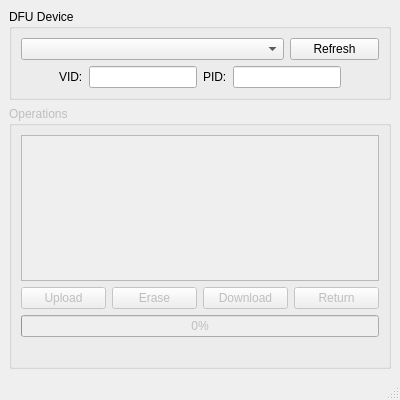
Qt form STM32_DFU_Bootloader/mainwindow.ui (KuprinIV/STM32_DFU_Booloader-program) before a commit.
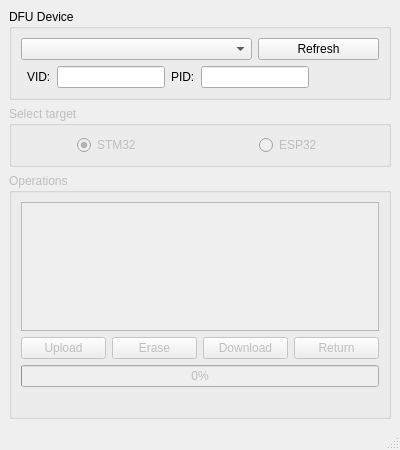
The same form after that commit. Icons and pictures are not drawn.

What changed in the file:
```diff
--- a/STM32_DFU_Bootloader/mainwindow.ui
+++ b/STM32_DFU_Bootloader/mainwindow.ui
@@ -7,19 +7,25 @@
     <x>0</x>
     <y>0</y>
     <width>400</width>
-    <height>400</height>
+    <height>450</height>
    </rect>
   </property>
+  <property name="sizePolicy">
+   <sizepolicy hsizetype="Preferred" vsizetype="Preferred">
+    <horstretch>0</horstretch>
+    <verstretch>0</verstretch>
+   </sizepolicy>
+  </property>
   <property name="minimumSize">
    <size>
     <width>400</width>
-    <height>400</height>
+    <height>450</height>
    </size>
   </property>
   <property name="maximumSize">
    <size>
     <width>400</width>
-    <height>400</height>
+    <height>511</height>
    </size>
   </property>
   <property name="windowTitle">
@@ -33,114 +39,7 @@
    <layout class="QGridLayout" name="gridLayout_2">
     <item row="0" column="0">
      <layout class="QGridLayout" name="gridLayout">
-      <item row="0" column="0">
-       <widget class="QGroupBox" name="dfuDevsGB">
-        <property name="sizePolicy">
-         <sizepolicy hsizetype="Preferred" vsizetype="Minimum">
-          <horstretch>0</horstretch>
-          <verstretch>0</verstretch>
-         </sizepolicy>
-        </property>
-        <property name="title">
-         <string>DFU Device</string>
-        </property>
-        <layout class="QGridLayout" name="gridLayout_4">
-         <item row="0" column="0">
-          <layout class="QGridLayout" name="gridLayout_3">
-           <item row="2" column="4" colspan="3" alignment="Qt::AlignRight">
-            <widget class="QLabel" name="label_2">
-             <property name="sizePolicy">
-              <sizepolicy hsizetype="Fixed" vsizetype="Preferred">
-               <horstretch>0</horstretch>
-               <verstretch>0</verstretch>
-              </sizepolicy>
-             </property>
-             <property name="text">
-              <string>PID:</string>
-             </property>
-            </widget>
-           </item>
-           <item row="2" column="0">
-            <spacer name="horizontalSpacer">
-             <property name="orientation">
-              <enum>Qt::Horizontal</enum>
-             </property>
-             <property name="sizeHint" stdset="0">
-              <size>
-               <width>40</width>
-               <height>20</height>
-              </size>
-             </property>
-            </spacer>
-           </item>
-           <item row="2" column="1" colspan="2" alignment="Qt::AlignRight">
-            <widget class="QLabel" name="label">
-             <property name="sizePolicy">
-              <sizepolicy hsizetype="Fixed" vsizetype="Preferred">
-               <horstretch>0</horstretch>
-               <verstretch>0</verstretch>
-              </sizepolicy>
-             </property>
-             <property name="text">
-              <string>VID:</string>
-             </property>
-            </widget>
-           </item>
-           <item row="2" column="7" colspan="2">
-            <widget class="QLineEdit" name="pidLE">
-             <property name="sizePolicy">
-              <sizepolicy hsizetype="Minimum" vsizetype="Fixed">
-               <horstretch>0</horstretch>
-               <verstretch>0</verstretch>
-              </sizepolicy>
-             </property>
-             <property name="readOnly">
-              <bool>true</bool>
-             </property>
-            </widget>
-           </item>
-           <item row="2" column="3">
-            <widget class="QLineEdit" name="vidLE">
-             <property name="sizePolicy">
-              <sizepolicy hsizetype="Minimum" vsizetype="Fixed">
-               <horstretch>0</horstretch>
-               <verstretch>0</verstretch>
-              </sizepolicy>
-             </property>
-             <property name="readOnly">
-              <bool>true</bool>
-             </property>
-            </widget>
-           </item>
-           <item row="2" column="9">
-            <spacer name="horizontalSpacer_3">
-             <property name="orientation">
-              <enum>Qt::Horizontal</enum>
-             </property>
-             <property name="sizeHint" stdset="0">
-              <size>
-               <width>40</width>
-               <height>20</height>
-              </size>
-             </property>
-            </spacer>
-           </item>
-           <item row="1" column="8" colspan="2">
-            <widget class="QPushButton" name="usbDevListRefreshBtn">
-             <property name="text">
-              <string>Refresh</string>
-             </property>
-            </widget>
-           </item>
-           <item row="1" column="0" colspan="8">
-            <widget class="QComboBox" name="deviceListCB"/>
-           </item>
-          </layout>
-         </item>
-        </layout>
-       </widget>
-      </item>
-      <item row="1" column="0">
+      <item row="3" column="0" colspan="2">
        <widget class="QGroupBox" name="operationsGB">
         <property name="enabled">
          <bool>false</bool>
@@ -220,6 +119,146 @@
         </layout>
        </widget>
       </item>
+      <item row="0" column="0" colspan="2">
+       <widget class="QGroupBox" name="dfuDevsGB">
+        <property name="sizePolicy">
+         <sizepolicy hsizetype="Preferred" vsizetype="Minimum">
+          <horstretch>0</horstretch>
+          <verstretch>0</verstretch>
+         </sizepolicy>
+        </property>
+        <property name="title">
+         <string>DFU Device</string>
+        </property>
+        <layout class="QGridLayout" name="gridLayout_4">
+         <item row="0" column="0">
+          <layout class="QGridLayout" name="gridLayout_3">
+           <item row="1" column="0" colspan="6">
+            <widget class="QComboBox" name="deviceListCB"/>
+           </item>
+           <item row="1" column="6" colspan="2">
+            <widget class="QPushButton" name="usbDevListRefreshBtn">
+             <property name="text">
+              <string>Refresh</string>
+             </property>
+            </widget>
+           </item>
+           <item row="2" column="7">
+            <spacer name="horizontalSpacer_2">
+             <property name="orientation">
+              <enum>Qt::Horizontal</enum>
+             </property>
+             <property name="sizeHint" stdset="0">
+              <size>
+               <width>40</width>
+               <height>20</height>
+              </size>
+             </property>
+            </spacer>
+           </item>
+           <item row="2" column="4">
+            <widget class="QLabel" name="label_2">
+             <property name="sizePolicy">
+              <sizepolicy hsizetype="Fixed" vsizetype="Preferred">
+               <horstretch>0</horstretch>
+               <verstretch>0</verstretch>
+              </sizepolicy>
+             </property>
+             <property name="text">
+              <string>PID:</string>
+             </property>
+            </widget>
+           </item>
+           <item row="2" column="5" colspan="2">
+            <widget class="QLineEdit" name="pidLE">
+             <property name="sizePolicy">
+              <sizepolicy hsizetype="Minimum" vsizetype="Fixed">
+               <horstretch>0</horstretch>
+               <verstretch>0</verstretch>
+              </sizepolicy>
+             </property>
+             <property name="readOnly">
+              <bool>true</bool>
+             </property>
+            </widget>
+           </item>
+           <item row="2" column="1">
+            <widget class="QLabel" name="label">
+             <property name="sizePolicy">
+              <sizepolicy hsizetype="Fixed" vsizetype="Preferred">
+               <horstretch>0</horstretch>
+               <verstretch>0</verstretch>
+              </sizepolicy>
+             </property>
+             <property name="text">
+              <string>VID:</string>
+             </property>
+            </widget>
+           </item>
+           <item row="2" column="0">
+            <spacer name="horizontalSpacer">
+             <property name="orientation">
+              <enum>Qt::Horizontal</enum>
+             </property>
+             <property name="sizeHint" stdset="0">
+              <size>
+               <width>40</width>
+               <height>20</height>
+              </size>
+             </property>
+            </spacer>
+           </item>
+           <item row="2" column="2" colspan="2">
+            <widget class="QLineEdit" name="vidLE">
+             <property name="sizePolicy">
+              <sizepolicy hsizetype="Minimum" vsizetype="Fixed">
+               <horstretch>0</horstretch>
+               <verstretch>0</verstretch>
+              </sizepolicy>
+             </property>
+             <property name="readOnly">
+              <bool>true</bool>
+             </property>
+            </widget>
+           </item>
+          </layout>
+         </item>
+        </layout>
+       </widget>
+      </item>
+      <item row="1" column="0" rowspan="2" colspan="2">
+       <widget class="QGroupBox" name="selectTargetGB">
+        <property name="enabled">
+         <bool>false</bool>
+        </property>
+        <property name="title">
+         <string>Select target</string>
+        </property>
+        <layout class="QGridLayout" name="gridLayout_8">
+         <item row="0" column="0">
+          <layout class="QGridLayout" name="gridLayout_7">
+           <item row="0" column="0" alignment="Qt::AlignHCenter">
+            <widget class="QRadioButton" name="stm32targetRB">
+             <property name="text">
+              <string>STM32</string>
+             </property>
+             <property name="checked">
+              <bool>true</bool>
+             </property>
+            </widget>
+           </item>
+           <item row="0" column="1" alignment="Qt::AlignHCenter">
+            <widget class="QRadioButton" name="esp32targetRB">
+             <property name="text">
+              <string>ESP32</string>
+             </property>
+            </widget>
+           </item>
+          </layout>
+         </item>
+        </layout>
+       </widget>
+      </item>
      </layout>
     </item>
    </layout>
```
